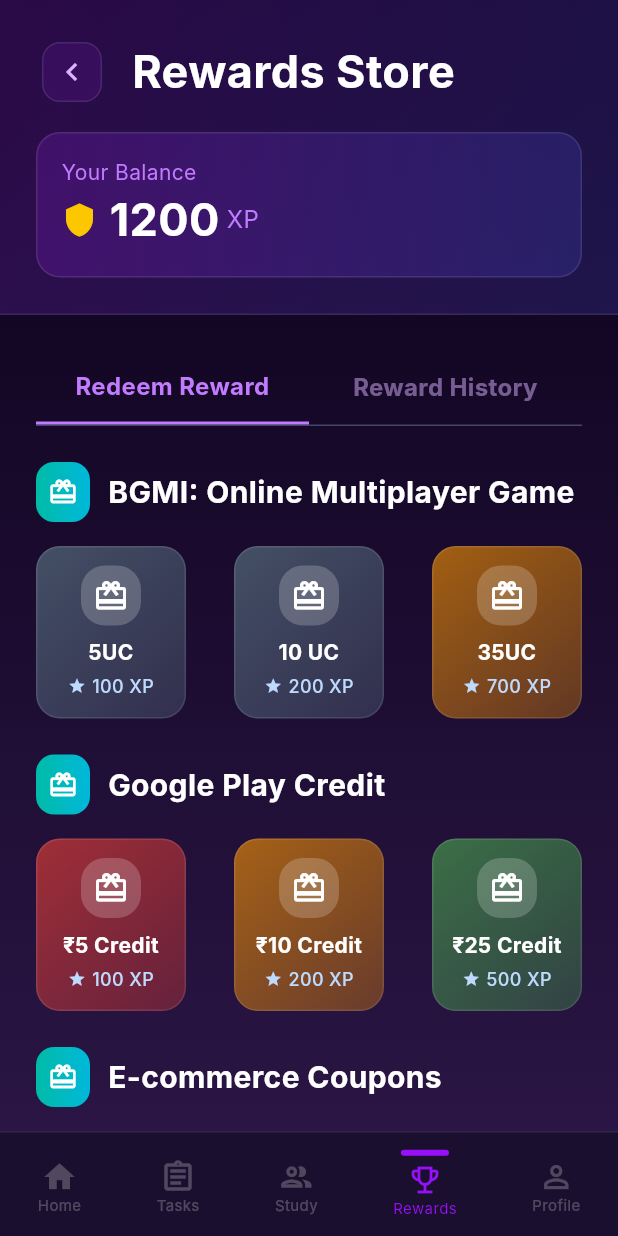
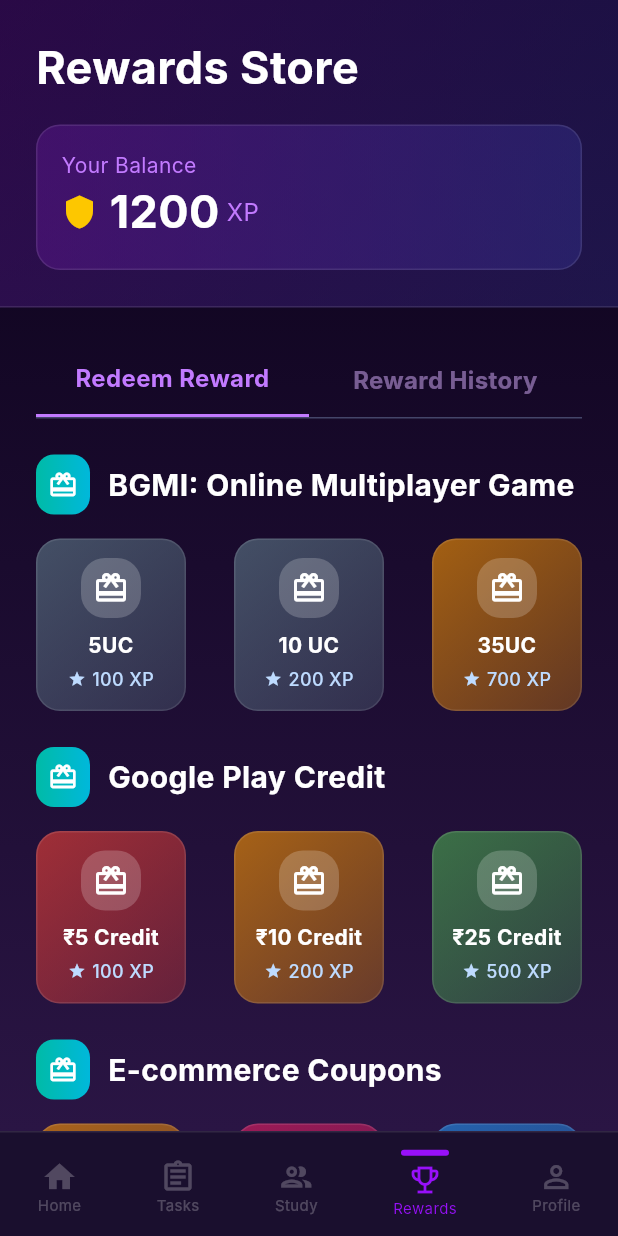
Before and after one commit to anmolkushwah-99/Evolvix-, a Flutter app: the RewardsScreen screen opened by its route, on a phone screen of 412 x 824 dp. Run offline on Flutter 3.47's test engine with Material 3 defaults, Android fonts, the phone set to English and light mode, and no system bars; our stand-ins replace firebase_auth, firebase_core; accounts and stored records are empty; Roboto replaces fonts that are missing (Inter).

Commit message:
removing undesired cluttering

```diff
--- a/lib/screens/rewards/rewards_screen.dart
+++ b/lib/screens/rewards/rewards_screen.dart
@@ -76,25 +76,9 @@
       ),
       child: Column(
         children: [
-          Row(
+          const Row(
             children: [
-              IconButton(
-                onPressed: () => Navigator.pop(context),
-                padding: EdgeInsets.zero,
-                constraints: const BoxConstraints(),
-                icon: Container(
-                  width: 40,
-                  height: 40,
-                  decoration: BoxDecoration(
-                    color: const Color(0xFF59168B).withValues(alpha: 0.3),
-                    borderRadius: BorderRadius.circular(12),
-                    border: Border.all(color: Colors.white.withValues(alpha: 0.1)),
-                  ),
-                  child: const Icon(Icons.chevron_left, color: Color(0xFFDAB2FF)),
-                ),
-              ),
-              const SizedBox(width: 16),
-              const Text('Rewards Store', style: TextStyle(color: Colors.white, fontSize: 30, fontWeight: FontWeight.bold)),
+              Text('Rewards Store', style: TextStyle(color: Colors.white, fontSize: 30, fontWeight: FontWeight.bold)),
             ],
           ),
           const SizedBox(height: 16),
```
